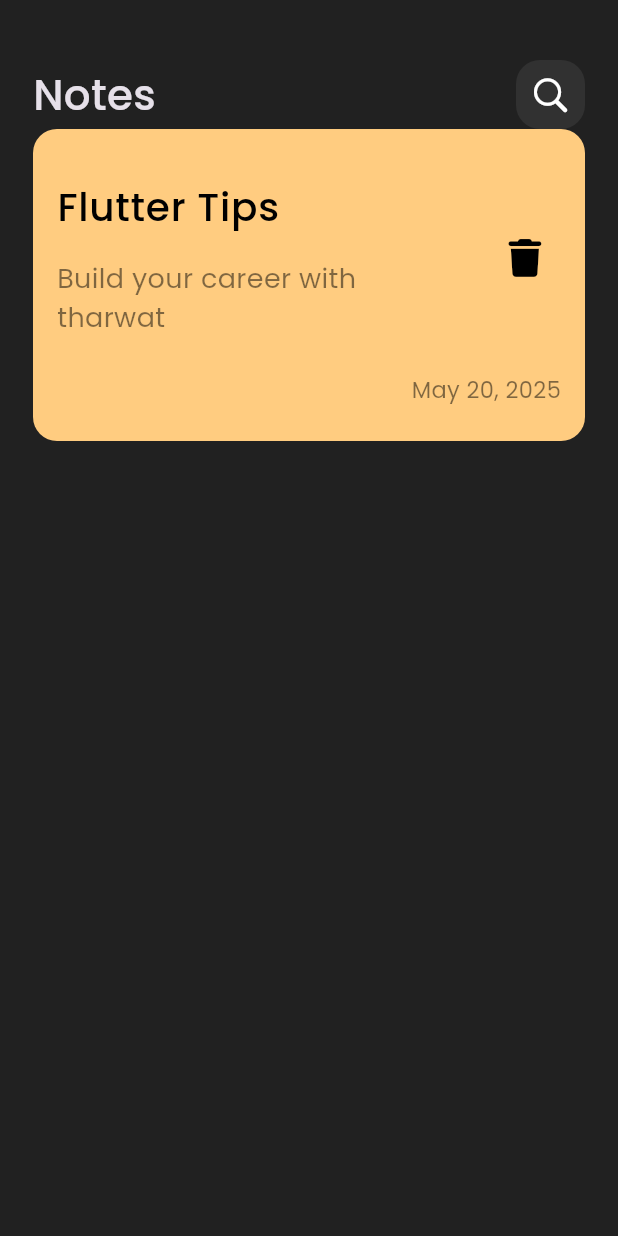
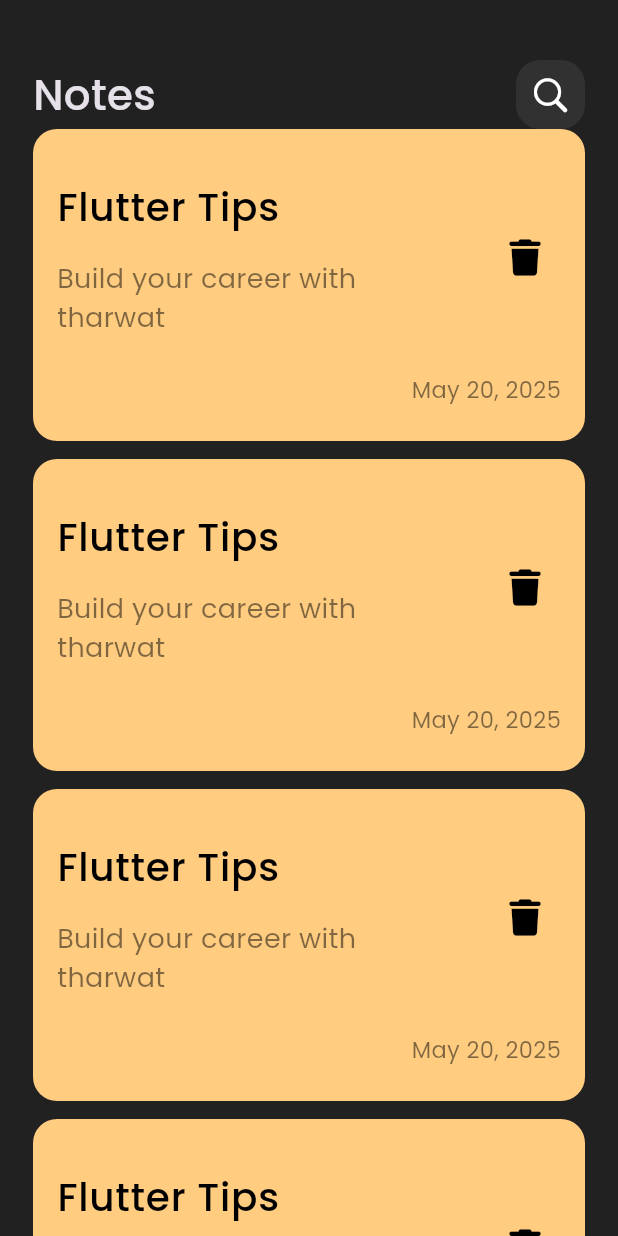
Before and after one commit to khalidadel365/notes_app, a Flutter app: the screen it shows after launch, on a phone screen of 412 x 824 dp. Run offline on Flutter 3.47's test engine with Material 3 defaults, Android fonts, the phone set to English and light mode, and no system bars; our stand-ins replace font_awesome_flutter.

Commit message:
create notes list view

```diff
--- a/lib/widgets/custom_note_item.dart
+++ b/lib/widgets/custom_note_item.dart
@@ -39,7 +39,7 @@ class NoteItem extends StatelessWidget {
                   icon: Icon(
                     FontAwesomeIcons.trash,
                     color: Colors.black,
-                    size: 25,
+                    size: 24,
                   )
               ),
             ),
--- /dev/null
+++ b/lib/widgets/notes_list_view.dart
@@ -0,0 +1,20 @@
+import 'package:flutter/material.dart';
+
+import 'custom_note_item.dart';
+
+class NotesListView extends StatelessWidget {
+  const NotesListView({super.key});
+
+  @override
+  Widget build(BuildContext context) {
+    return Expanded(
+      child: ListView.separated(
+        itemCount: 7,
+        itemBuilder: (context,index){
+          return NoteItem();
+        },separatorBuilder: (context,index){
+        return SizedBox(height: 12,);
+      },),
+    );
+  }
+}
--- a/lib/widgets/notes_view_body.dart
+++ b/lib/widgets/notes_view_body.dart
@@ -3,6 +3,7 @@ import 'package:font_awesome_flutter/font_awesome_flutter.dart';
 
 import 'custom_app_bar.dart';
 import 'custom_note_item.dart';
+import 'notes_list_view.dart';
 
 class NotesViewBody extends StatelessWidget {
   const NotesViewBody({super.key});
@@ -11,11 +12,11 @@ class NotesViewBody extends StatelessWidget {
   Widget build(BuildContext context) {
     return Padding(
       padding: const EdgeInsets.symmetric(horizontal: 22.0),
-      child: const Column(
+      child:  Column(
           children: [
             SizedBox(height: 40,),
             CustomAppBar(),
-            NoteItem(),
+            NotesListView(),
       ]),
     );
   }
```
